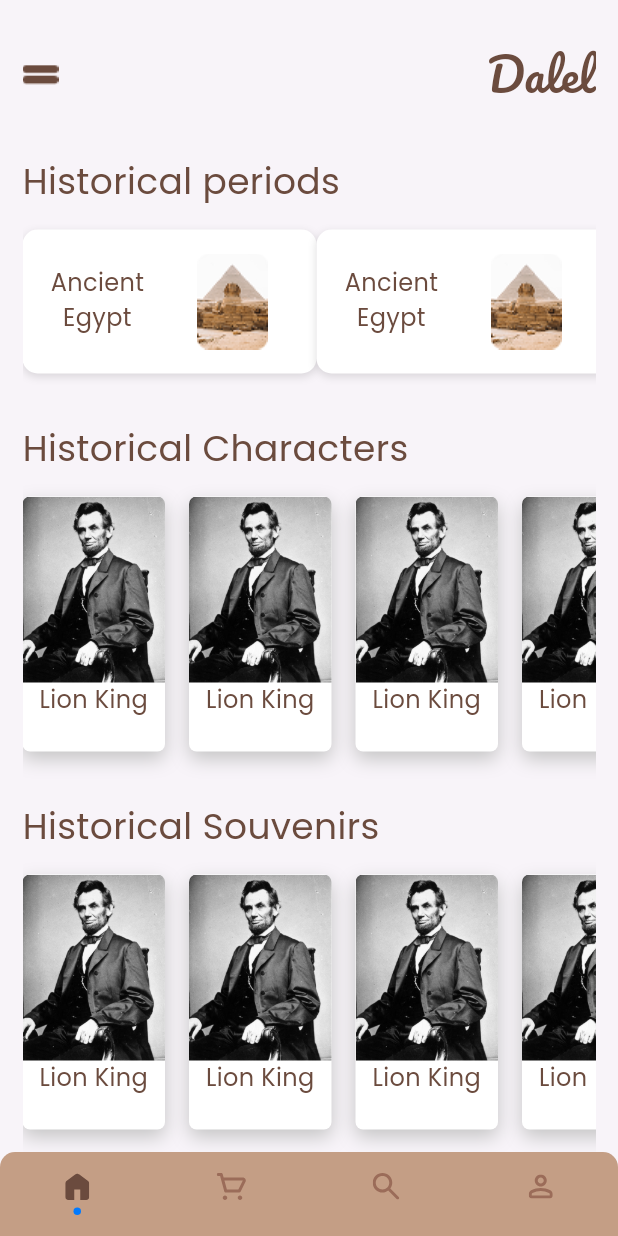
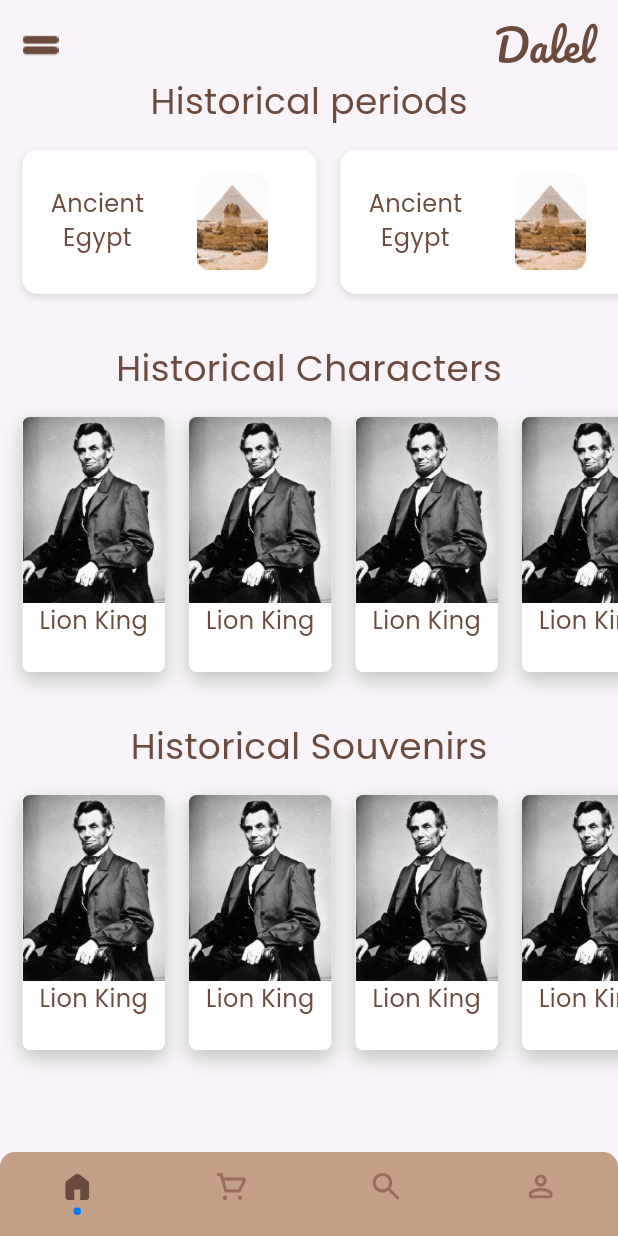
Before and after one commit to Mahm0udbakir/dalel, a Flutter app: the screen it shows after launch, on a phone screen of 412 x 824 dp. Run offline on Flutter 3.47's test engine with Material 3 defaults, Android fonts, the phone set to English and light mode, and no system bars; drawn by our look-alikes of persistent_bottom_nav_bar; our stand-ins replace cloud_firestore, firebase_auth, firebase_core, flutter_bloc, flutter_spinkit, flutter_svg and 5 more; accounts and stored records are empty.

Commit message:
Refactor text styles and widget names for consistency; replace CustomOptionsListView with CustomListView for improved layout in HomeView

```diff
--- a/lib/core/utils/text_styles.dart
+++ b/lib/core/utils/text_styles.dart
@@ -8,9 +8,9 @@ abstract class MyAppTextStyles {
     fontWeight: FontWeight.w400,
     color: MyAppColors.deepBrown,
   );
-  static final pacifico400size30 = TextStyle(
+  static final pacifico400size28 = TextStyle(
     fontFamily: 'Pacifico',
-    fontSize: 30,
+    fontSize: 28,
     fontWeight: FontWeight.w400,
     color: MyAppColors.deepBrown,
   );
--- a/lib/core/widgets/custom_card_item.dart
+++ b/lib/core/widgets/custom_card_item.dart
@@ -3,8 +3,8 @@ import 'package:dalel/core/utils/colors.dart';
 import 'package:dalel/core/utils/text_styles.dart';
 import 'package:flutter/material.dart';
 
-class CardItem extends StatelessWidget {
-  const CardItem({super.key});
+class OptionItem extends StatelessWidget {
+  const OptionItem({super.key});
 
   @override
   Widget build(BuildContext context) {
--- /dev/null
+++ b/lib/core/widgets/custom_list_view.dart
@@ -0,0 +1,41 @@
+import 'package:flutter/material.dart';
+
+class CustomListView extends StatelessWidget {
+  const CustomListView(
+      {super.key,
+      required this.itemCount,
+      required this.item,
+      required this.height,
+      required this.separatorItem});
+
+  final int itemCount;
+  final double height;
+  final Widget item;
+  final Widget separatorItem;
+  @override
+  Widget build(BuildContext context) {
+    return Column(
+      children: [
+        Builder(
+          builder: (context) {
+            return SizedBox(
+              height: height,
+              child: ListView.separated(
+                clipBehavior: Clip.none,
+                physics: const BouncingScrollPhysics(),
+                scrollDirection: Axis.horizontal,
+                itemBuilder: (BuildContext context, int index) {
+                  return item;
+                },
+                separatorBuilder: (BuildContext context, int index) {
+                  return separatorItem;
+                },
+                itemCount: itemCount,
+              ),
+            );
+          }
+        ),
+      ],
+    );
+  }
+}
--- a/lib/core/widgets/custom_option_item.dart
+++ b/lib/core/widgets/custom_option_item.dart
@@ -3,8 +3,8 @@ import 'package:dalel/core/utils/colors.dart';
 import 'package:dalel/core/utils/text_styles.dart';
 import 'package:flutter/material.dart';
 
-class OptionItem extends StatelessWidget {
-  const OptionItem({super.key});
+class CardItem extends StatelessWidget {
+  const CardItem({super.key});
 
   @override
   Widget build(BuildContext context) {
--- a/lib/core/widgets/custom_options_list_view.dart
+++ /dev/null
@@ -1,31 +0,0 @@
-import 'package:flutter/material.dart';
-
-class CustomOptionsListView extends StatelessWidget {
-  const CustomOptionsListView(
-      {super.key, required this.itemCount, required this.item});
-
-  final int itemCount;
-  final Widget item;
-  @override
-  Widget build(BuildContext context) {
-    return Column(
-      children: [
-        SizedBox(
-          height: 170,
-          child: ListView.separated(
-            clipBehavior: Clip.none,
-            physics: const BouncingScrollPhysics(),
-            scrollDirection: Axis.horizontal,
-            itemBuilder: (BuildContext context, int index) {
-              return item;
-            },
-            separatorBuilder: (BuildContext context, int index) {
-              return const SizedBox(width: 16);
-            },
-            itemCount: itemCount,
-          ),
-        ),
-      ],
-    );
-  }
-}
--- a/lib/features/home/presentation/views/home_view.dart
+++ b/lib/features/home/presentation/views/home_view.dart
@@ -1,5 +1,3 @@
-import 'package:dalel/core/utils/strings.dart';
-import 'package:dalel/core/widgets/custom_text_header.dart';
 import 'package:dalel/features/home/presentation/widgets/custom_home_app_bar.dart';
 import 'package:dalel/features/home/presentation/widgets/historical_characters_section.dart';
 import 'package:dalel/features/home/presentation/widgets/historical_periods_section.dart';
@@ -12,28 +10,23 @@ class HomeView extends StatelessWidget {
   @override
   Widget build(BuildContext context) {
     return const Scaffold(
+      appBar: PreferredSize(
+        preferredSize: Size.fromHeight(50),
+        child: Padding(
+          padding: EdgeInsets.symmetric(horizontal: 15),
+          child: CustomHomeViewAppBar(),
+        ),
+      ),
       body: Padding(
         padding: EdgeInsets.symmetric(horizontal: 15),
         child: CustomScrollView(
           physics: BouncingScrollPhysics(),
           slivers: [
             SliverToBoxAdapter(
-              child: CustomHomeViewAppBar(),
-            ),
-            SliverToBoxAdapter(
-              child: CustomTextHeader(text: MyAppStrings.historicalPeriods),
-            ),
-            SliverToBoxAdapter(
               child: HistoryicalPeriodsSection(),
             ),
             SliverToBoxAdapter(
-              child: CustomTextHeader(text: MyAppStrings.historicalCharacters),
-            ),
-            SliverToBoxAdapter(
               child: HistoricalCharactersSection(),
-            ),
-            SliverToBoxAdapter(
-              child: CustomTextHeader(text: MyAppStrings.historicalSouvenirs),
             ),
             SliverToBoxAdapter(
               child: HistoricalSouvenirsSection(),
--- a/lib/features/home/presentation/widgets/custom_home_app_bar.dart
+++ b/lib/features/home/presentation/widgets/custom_home_app_bar.dart
@@ -11,18 +11,17 @@
     Widget build(BuildContext context) {
       return Column(
         children: [
-          const SizedBox(height: 28),
+          const SizedBox(height: 10),
           Row(
             mainAxisAlignment: MainAxisAlignment.spaceBetween,
             children: [
               Image.asset(MyAppAssets.assetsImagesMenu),
               CustomTextWidget(
                 text: MyAppStrings.appName,
-                style: MyAppTextStyles.pacifico400size30,
+                style: MyAppTextStyles.pacifico400size28,
               ),
             ],
           ),
-          const SizedBox(height: 32),
         ],
       );
     }
--- a/lib/features/home/presentation/widgets/historical_characters_section.dart
+++ b/lib/features/home/presentation/widgets/historical_characters_section.dart
@@ -1,5 +1,7 @@
+import 'package:dalel/core/utils/strings.dart';
 import 'package:dalel/core/widgets/custom_option_item.dart';
-import 'package:dalel/core/widgets/custom_options_list_view.dart';
+import 'package:dalel/core/widgets/custom_list_view.dart';
+import 'package:dalel/core/widgets/custom_text_header.dart';
 import 'package:flutter/material.dart';
 
 class HistoricalCharactersSection extends StatelessWidget {
@@ -9,9 +11,13 @@ class HistoricalCharactersSection extends StatelessWidget {
   Widget build(BuildContext context) {
     return const Column(
       children: [
+        CustomTextHeader(text: MyAppStrings.historicalCharacters),
         SizedBox(height: 16),
-
-        CustomOptionsListView(itemCount: 6, item: OptionItem()),
+        CustomListView(
+            itemCount: 6,
+            item: CardItem(),
+            height: 170,
+            separatorItem: SizedBox(width: 16)),
         SizedBox(height: 32),
       ],
     );
--- a/lib/features/home/presentation/widgets/historical_periods_section.dart
+++ b/lib/features/home/presentation/widgets/historical_periods_section.dart
@@ -1,4 +1,7 @@
+import 'package:dalel/core/utils/strings.dart';
 import 'package:dalel/core/widgets/custom_card_item.dart';
+import 'package:dalel/core/widgets/custom_list_view.dart';
+import 'package:dalel/core/widgets/custom_text_header.dart';
 import 'package:flutter/material.dart';
 
 class HistoryicalPeriodsSection extends StatelessWidget {
@@ -8,14 +11,13 @@ class HistoryicalPeriodsSection extends StatelessWidget {
   Widget build(BuildContext context) {
     return const Column(
       children: [
+        CustomTextHeader(text: MyAppStrings.historicalPeriods),
         SizedBox(height: 16),
-        Row(
-          mainAxisAlignment: MainAxisAlignment.spaceBetween,
-          children: [
-            CardItem(),
-            CardItem(),
-          ],
-        ),
+        CustomListView(
+            itemCount: 3,
+            item: OptionItem(),
+            height: 96,
+            separatorItem: SizedBox(width: 16)),
         SizedBox(height: 32),
       ],
     );
--- a/lib/features/home/presentation/widgets/historical_souvenirs_section.dart
+++ b/lib/features/home/presentation/widgets/historical_souvenirs_section.dart
@@ -1,5 +1,7 @@
+import 'package:dalel/core/utils/strings.dart';
 import 'package:dalel/core/widgets/custom_option_item.dart';
-import 'package:dalel/core/widgets/custom_options_list_view.dart';
+import 'package:dalel/core/widgets/custom_list_view.dart';
+import 'package:dalel/core/widgets/custom_text_header.dart';
 import 'package:flutter/material.dart';
 
 class HistoricalSouvenirsSection extends StatelessWidget {
@@ -9,8 +11,13 @@ class HistoricalSouvenirsSection extends StatelessWidget {
   Widget build(BuildContext context) {
     return const Column(
       children: [
+        CustomTextHeader(text: MyAppStrings.historicalSouvenirs),
         SizedBox(height: 16),
-        CustomOptionsListView(itemCount: 6, item: OptionItem()),
+        CustomListView(
+            itemCount: 6,
+            item: CardItem(),
+            height: 170,
+            separatorItem: SizedBox(width: 16)),
         SizedBox(height: 64),
       ],
     );
```
